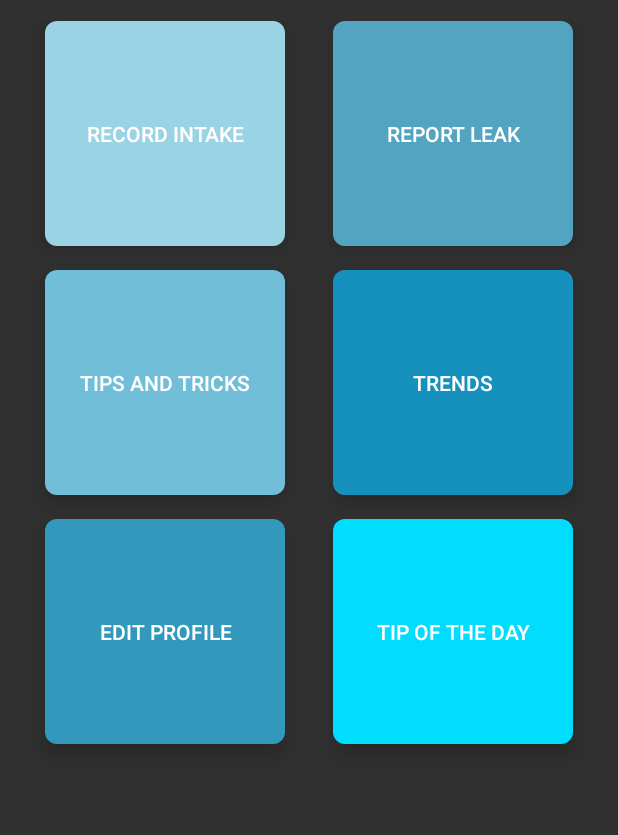
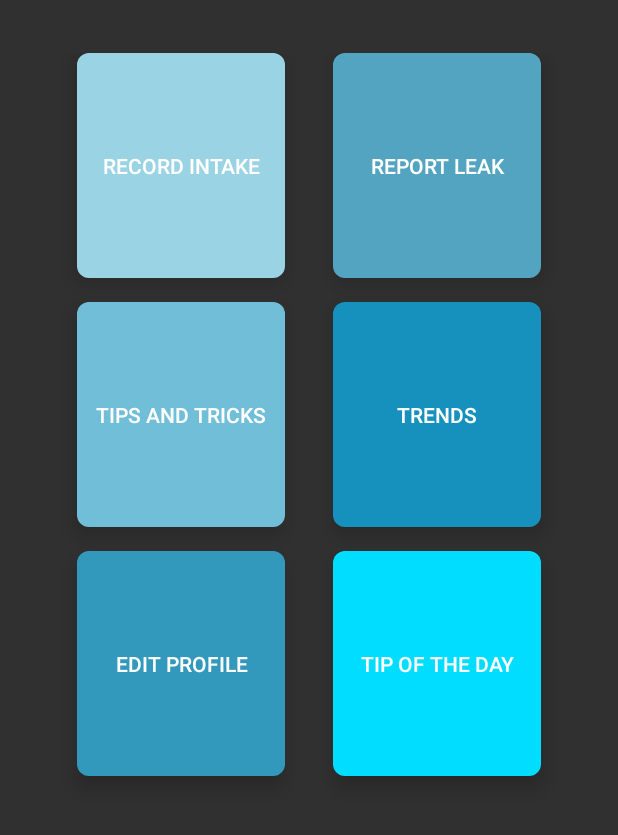
Before and after one commit to CodeineCentrix/Driplit, an Android app: the Mainmenu screen opened directly, with no data from a screen before it, on a phone screen of 412 x 824 dp, the part 84-919 px from its top. Run offline under Robolectric (Android 15) with nearby library versions, the phone set to English and light mode, and no system bars; 3 statements that could not run were skipped.

Commit message:
Snitchboard layout done, help done, just need to put in proper pictures and sizes

```diff
--- a/app/src/main/java/com/example/s215131746/driplit/TabMenu.java
+++ b/app/src/main/java/com/example/s215131746/driplit/TabMenu.java
@@ -138,7 +138,7 @@ public class TabMenu extends AppCompatActivity {
                 return super.onOptionsItemSelected(item);
             case R.id.action_help:
 
-                if(mViewPager.getCurrentItem()==0){
+                if(mViewPager.getCurrentItem()==0 || mViewPager.getCurrentItem() == 3){
                     Intent ih = new Intent(this.getApplicationContext(), IntakeHelper.class);
                     startActivity(ih);
                     return super.onOptionsItemSelected(item);
--- a/app/src/main/res/layout/activity_mainmenu.xml
+++ b/app/src/main/res/layout/activity_mainmenu.xml
@@ -1,4 +1,5 @@
 <?xml version="1.0" encoding="utf-8"?>
+<!--suppress AndroidDomInspection -->
 <LinearLayout xmlns:android="http://schemas.android.com/apk/res/android"
     xmlns:app="http://schemas.android.com/apk/res-auto"
     xmlns:tools="http://schemas.android.com/tools"
@@ -24,7 +25,7 @@
         android:alignmentMode="alignMargins"
         android:columnCount="2"
         android:columnOrderPreserved="false"
-        android:padding="14dp"
+        android:padding="35dp"
         android:rowCount="3">
         <!-- Row 1-->
         <android.support.v7.widget.CardView
--- a/app/src/main/res/layout/activity_reported_leaks.xml
+++ b/app/src/main/res/layout/activity_reported_leaks.xml
@@ -115,10 +115,10 @@
             <View
                 android:id="@+id/view"
                 android:layout_width="10dp"
+
                 android:layout_height="10dp"
+                android:layout_marginStart="350dp"
                 android:layout_marginLeft="350dp"
-
-                android:layout_marginStart="350dp"
                 android:layout_marginTop="58dp"
                 android:background="@color/colorAccent"
                 app:layout_constraintBottom_toBottomOf="parent"
```
